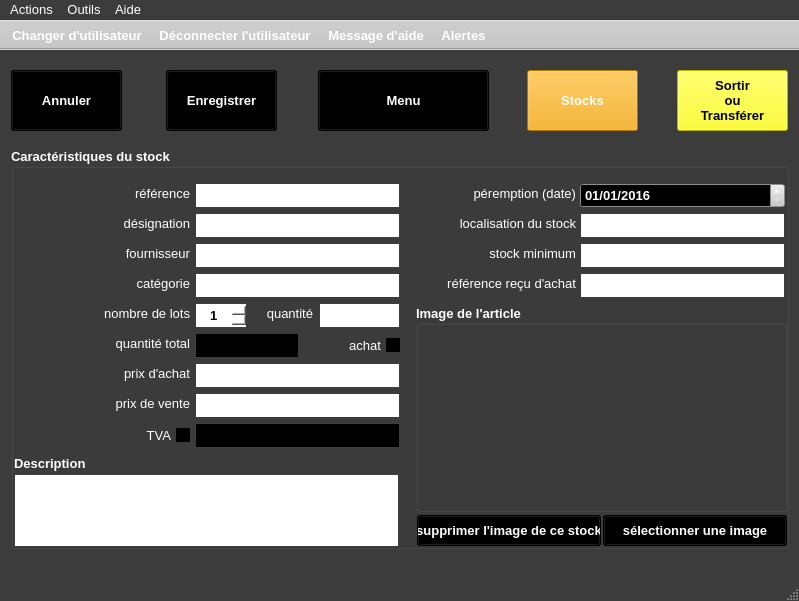
Above: ui/yeroth-erp-entrer-window.ui from xnoumbissinoundou/yeroth-erp-3.0 before the change. Below: the same form after it.
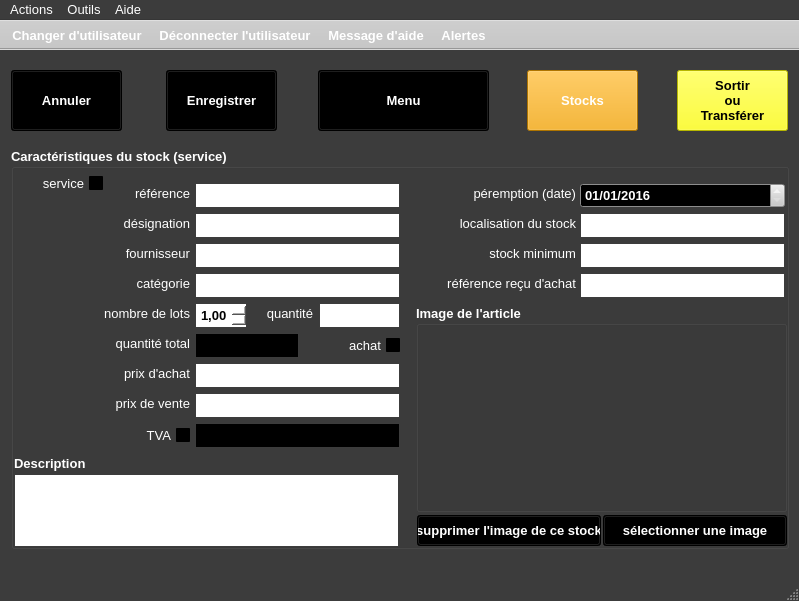
That is the form after the change. Icons and pictures are not drawn. Custom widgets are drawn as their Qt base class.

Patch:
```diff
--- a/ui/yeroth-erp-entrer-window.ui
+++ b/ui/yeroth-erp-entrer-window.ui
@@ -2620,7 +2620,7 @@
      </font>
     </property>
     <property name="title">
-     <string>Caractéristiques du stock</string>
+     <string>Caractéristiques du stock (service)</string>
     </property>
     <widget class="QLabel" name="label_reference_produit">
      <property name="geometry">
@@ -10624,7 +10624,7 @@
       </date>
      </property>
     </widget>
-    <widget class="YerothSpinBox" name="spinBox_lots_entrant">
+    <widget class="YerothSpinBox" name="doubleSpinBox_lots_entrant">
      <property name="geometry">
       <rect>
        <x>184</x>
@@ -11088,7 +11088,7 @@
       <set>Qt::AlignCenter</set>
      </property>
      <property name="minimum">
-      <number>1</number>
+      <double>1.000000000000000</double>
      </property>
     </widget>
     <widget class="QCheckBox" name="checkBox_achat">
@@ -11532,6 +11532,447 @@
       <string>achat</string>
      </property>
     </widget>
+    <widget class="YerothERPQCheckBox" name="checkBox_service">
+     <property name="geometry">
+      <rect>
+       <x>5</x>
+       <y>25</y>
+       <width>87</width>
+       <height>21</height>
+      </rect>
+     </property>
+     <property name="palette">
+      <palette>
+       <active>
+        <colorrole role="WindowText">
+         <brush brushstyle="SolidPattern">
+          <color alpha="255">
+           <red>255</red>
+           <green>255</green>
+           <blue>255</blue>
+          </color>
+         </brush>
+        </colorrole>
+        <colorrole role="Button">
+         <brush brushstyle="SolidPattern">
+          <color alpha="255">
+           <red>0</red>
+           <green>0</green>
+           <blue>0</blue>
+          </color>
+         </brush>
+        </colorrole>
+        <colorrole role="Light">
+         <brush brushstyle="SolidPattern">
+          <color alpha="255">
+           <red>0</red>
+           <green>0</green>
+           <blue>0</blue>
+          </color>
+         </brush>
+        </colorrole>
+        <colorrole role="Midlight">
+         <brush brushstyle="SolidPattern">
+          <color alpha="255">
+           <red>0</red>
+           <green>0</green>
+           <blue>0</blue>
+          </color>
+         </brush>
+        </colorrole>
+        <colorrole role="Dark">
+         <brush brushstyle="SolidPattern">
+          <color alpha="255">
+           <red>0</red>
+           <green>0</green>
+           <blue>0</blue>
+          </color>
+         </brush>
+        </colorrole>
+        <colorrole role="Mid">
+         <brush brushstyle="SolidPattern">
+          <color alpha="255">
+           <red>0</red>
+           <green>0</green>
+           <blue>0</blue>
+          </color>
+         </brush>
+        </colorrole>
+        <colorrole role="Text">
+         <brush brushstyle="SolidPattern">
+          <color alpha="255">
+           <red>255</red>
+           <green>255</green>
+           <blue>255</blue>
+          </color>
+         </brush>
+        </colorrole>
+        <colorrole role="BrightText">
+         <brush brushstyle="SolidPattern">
+          <color alpha="255">
+           <red>255</red>
+           <green>255</green>
+           <blue>255</blue>
+          </color>
+         </brush>
+        </colorrole>
+        <colorrole role="ButtonText">
+         <brush brushstyle="SolidPattern">
+          <color alpha="255">
+           <red>255</red>
+           <green>255</green>
+           <blue>255</blue>
+          </color>
+         </brush>
+        </colorrole>
+        <colorrole role="Base">
+         <brush brushstyle="SolidPattern">
+          <color alpha="255">
+           <red>0</red>
+           <green>0</green>
+           <blue>0</blue>
+          </color>
+         </brush>
+        </colorrole>
+        <colorrole role="Window">
+         <brush brushstyle="SolidPattern">
+          <color alpha="255">
+           <red>0</red>
+           <green>0</green>
+           <blue>0</blue>
+          </color>
+         </brush>
+        </colorrole>
+        <colorrole role="Shadow">
+         <brush brushstyle="SolidPattern">
+          <color alpha="255">
+           <red>0</red>
+           <green>0</green>
+           <blue>0</blue>
+          </color>
+         </brush>
+        </colorrole>
+        <colorrole role="AlternateBase">
+         <brush brushstyle="SolidPattern">
+          <color alpha="255">
+           <red>0</red>
+           <green>0</green>
+           <blue>0</blue>
+          </color>
+         </brush>
+        </colorrole>
+        <colorrole role="ToolTipBase">
+         <brush brushstyle="SolidPattern">
+          <color alpha="255">
+           <red>255</red>
+           <green>255</green>
+           <blue>220</blue>
+          </color>
+         </brush>
+        </colorrole>
+        <colorrole role="ToolTipText">
+         <brush brushstyle="SolidPattern">
+          <color alpha="255">
+           <red>0</red>
+           <green>0</green>
+           <blue>0</blue>
+          </color>
+         </brush>
+        </colorrole>
+       </active>
+       <inactive>
+        <colorrole role="WindowText">
+         <brush brushstyle="SolidPattern">
+          <color alpha="255">
+           <red>255</red>
+           <green>255</green>
+           <blue>255</blue>
+          </color>
+         </brush>
+        </colorrole>
+        <colorrole role="Button">
+         <brush brushstyle="SolidPattern">
+          <color alpha="255">
+           <red>0</red>
+           <green>0</green>
+           <blue>0</blue>
+          </color>
+         </brush>
+        </colorrole>
+        <colorrole role="Light">
+         <brush brushstyle="SolidPattern">
+          <color alpha="255">
+           <red>0</red>
+           <green>0</green>
+           <blue>0</blue>
+          </color>
+         </brush>
+        </colorrole>
+        <colorrole role="Midlight">
+         <brush brushstyle="SolidPattern">
+          <color alpha="255">
+           <red>0</red>
+           <green>0</green>
+           <blue>0</blue>
+          </color>
+         </brush>
+        </colorrole>
+        <colorrole role="Dark">
+         <brush brushstyle="SolidPattern">
+          <color alpha="255">
+           <red>0</red>
+           <green>0</green>
+           <blue>0</blue>
+          </color>
+         </brush>
+        </colorrole>
+        <colorrole role="Mid">
+         <brush brushstyle="SolidPattern">
+          <color alpha="255">
+           <red>0</red>
+           <green>0</green>
+           <blue>0</blue>
+          </color>
+         </brush>
+        </colorrole>
+        <colorrole role="Text">
+         <brush brushstyle="SolidPattern">
+          <color alpha="255">
+           <red>255</red>
+           <green>255</green>
+           <blue>255</blue>
+          </color>
+         </brush>
+        </colorrole>
+        <colorrole role="BrightText">
+         <brush brushstyle="SolidPattern">
+          <color alpha="255">
+           <red>255</red>
+           <green>255</green>
+           <blue>255</blue>
+          </color>
+         </brush>
+        </colorrole>
+        <colorrole role="ButtonText">
+         <brush brushstyle="SolidPattern">
+          <color alpha="255">
+           <red>255</red>
+           <green>255</green>
+           <blue>255</blue>
+          </color>
+         </brush>
+        </colorrole>
+        <colorrole role="Base">
+         <brush brushstyle="SolidPattern">
+          <color alpha="255">
+           <red>0</red>
+           <green>0</green>
+           <blue>0</blue>
+          </color>
+         </brush>
+        </colorrole>
+        <colorrole role="Window">
+         <brush brushstyle="SolidPattern">
+          <color alpha="255">
+           <red>0</red>
+           <green>0</green>
+           <blue>0</blue>
+          </color>
+         </brush>
+        </colorrole>
+        <colorrole role="Shadow">
+         <brush brushstyle="SolidPattern">
+          <color alpha="255">
+           <red>0</red>
+           <green>0</green>
+           <blue>0</blue>
+          </color>
+         </brush>
+        </colorrole>
+        <colorrole role="AlternateBase">
+         <brush brushstyle="SolidPattern">
+          <color alpha="255">
+           <red>0</red>
+           <green>0</green>
+           <blue>0</blue>
+          </color>
+         </brush>
+        </colorrole>
+        <colorrole role="ToolTipBase">
+         <brush brushstyle="SolidPattern">
+          <color alpha="255">
+           <red>255</red>
+           <green>255</green>
+           <blue>220</blue>
+          </color>
+         </brush>
+        </colorrole>
+        <colorrole role="ToolTipText">
+         <brush brushstyle="SolidPattern">
+          <color alpha="255">
+           <red>0</red>
+           <green>0</green>
+           <blue>0</blue>
+          </color>
+         </brush>
+        </colorrole>
+       </inactive>
+       <disabled>
+        <colorrole role="WindowText">
+         <brush brushstyle="SolidPattern">
+          <color alpha="255">
+           <red>0</red>
+           <green>0</green>
+           <blue>0</blue>
+          </color>
+         </brush>
+        </colorrole>
+        <colorrole role="Button">
+         <brush brushstyle="SolidPattern">
+          <color alpha="255">
+           <red>0</red>
+           <green>0</green>
+           <blue>0</blue>
+          </color>
+         </brush>
+        </colorrole>
+        <colorrole role="Light">
+         <brush brushstyle="SolidPattern">
+          <color alpha="255">
+           <red>0</red>
+           <green>0</green>
+           <blue>0</blue>
+          </color>
+         </brush>
+        </colorrole>
+        <colorrole role="Midlight">
+         <brush brushstyle="SolidPattern">
+          <color alpha="255">
+           <red>0</red>
+           <green>0</green>
+           <blue>0</blue>
+          </color>
+         </brush>
+        </colorrole>
+        <colorrole role="Dark">
+         <brush brushstyle="SolidPattern">
+          <color alpha="255">
+           <red>0</red>
+           <green>0</green>
+           <blue>0</blue>
+          </color>
+         </brush>
+        </colorrole>
+        <colorrole role="Mid">
+         <brush brushstyle="SolidPattern">
+          <color alpha="255">
+           <red>0</red>
+           <green>0</green>
+           <blue>0</blue>
+          </color>
+         </brush>
+        </colorrole>
+        <colorrole role="Text">
+         <brush brushstyle="SolidPattern">
+          <color alpha="255">
+           <red>0</red>
+           <green>0</green>
+           <blue>0</blue>
+          </color>
+         </brush>
+        </colorrole>
+        <colorrole role="BrightText">
+         <brush brushstyle="SolidPattern">
+          <color alpha="255">
+           <red>255</red>
+           <green>255</green>
+           <blue>255</blue>
+          </color>
+         </brush>
+        </colorrole>
+        <colorrole role="ButtonText">
+         <brush brushstyle="SolidPattern">
+          <color alpha="255">
+           <red>0</red>
+           <green>0</green>
+           <blue>0</blue>
+          </color>
+         </brush>
+        </colorrole>
+        <colorrole role="Base">
+         <brush brushstyle="SolidPattern">
+          <color alpha="255">
+           <red>0</red>
+           <green>0</green>
+           <blue>0</blue>
+          </color>
+         </brush>
+        </colorrole>
+        <colorrole role="Window">
+         <brush brushstyle="SolidPattern">
+          <color alpha="255">
+           <red>0</red>
+           <green>0</green>
+           <blue>0</blue>
+          </color>
+         </brush>
+        </colorrole>
+        <colorrole role="Shadow">
+         <brush brushstyle="SolidPattern">
+          <color alpha="255">
+           <red>0</red>
+           <green>0</green>
+           <blue>0</blue>
+          </color>
+         </brush>
+        </colorrole>
+        <colorrole role="AlternateBase">
+         <brush brushstyle="SolidPattern">
+          <color alpha="255">
+           <red>0</red>
+           <green>0</green>
+           <blue>0</blue>
+          </color>
+         </brush>
+        </colorrole>
+        <colorrole role="ToolTipBase">
+         <brush brushstyle="SolidPattern">
+          <color alpha="255">
+           <red>255</red>
+           <green>255</green>
+           <blue>220</blue>
+          </color>
+         </brush>
+        </colorrole>
+        <colorrole role="ToolTipText">
+         <brush brushstyle="SolidPattern">
+          <color alpha="255">
+           <red>0</red>
+           <green>0</green>
+           <blue>0</blue>
+          </color>
+         </brush>
+        </colorrole>
+       </disabled>
+      </palette>
+     </property>
+     <property name="font">
+      <font>
+       <pointsize>10</pointsize>
+       <weight>50</weight>
+       <bold>false</bold>
+      </font>
+     </property>
+     <property name="focusPolicy">
+      <enum>Qt::StrongFocus</enum>
+     </property>
+     <property name="layoutDirection">
+      <enum>Qt::RightToLeft</enum>
+     </property>
+     <property name="text">
+      <string>service</string>
+     </property>
+    </widget>
    </widget>
    <widget class="YerothPushButton" name="pushButton_enregistrer_produit">
     <property name="geometry">
@@ -13974,9 +14415,14 @@
    <extends>QTextEdit</extends>
    <header>src/widgets/yeroth-erp-text-edit.hpp</header>
   </customwidget>
+  <customwidget>
+   <class>YerothERPQCheckBox</class>
+   <extends>QCheckBox</extends>
+   <header>src/widgets/yeroth-erp-qcheckbox.hpp</header>
+  </customwidget>
   <customwidget>
    <class>YerothSpinBox</class>
-   <extends>QSpinBox</extends>
+   <extends>QDoubleSpinBox</extends>
    <header>src/widgets/yeroth-erp-spinbox.hpp</header>
   </customwidget>
  </customwidgets>
```
Left out of the diff: 2 changed lines with no effect on the pictures.
